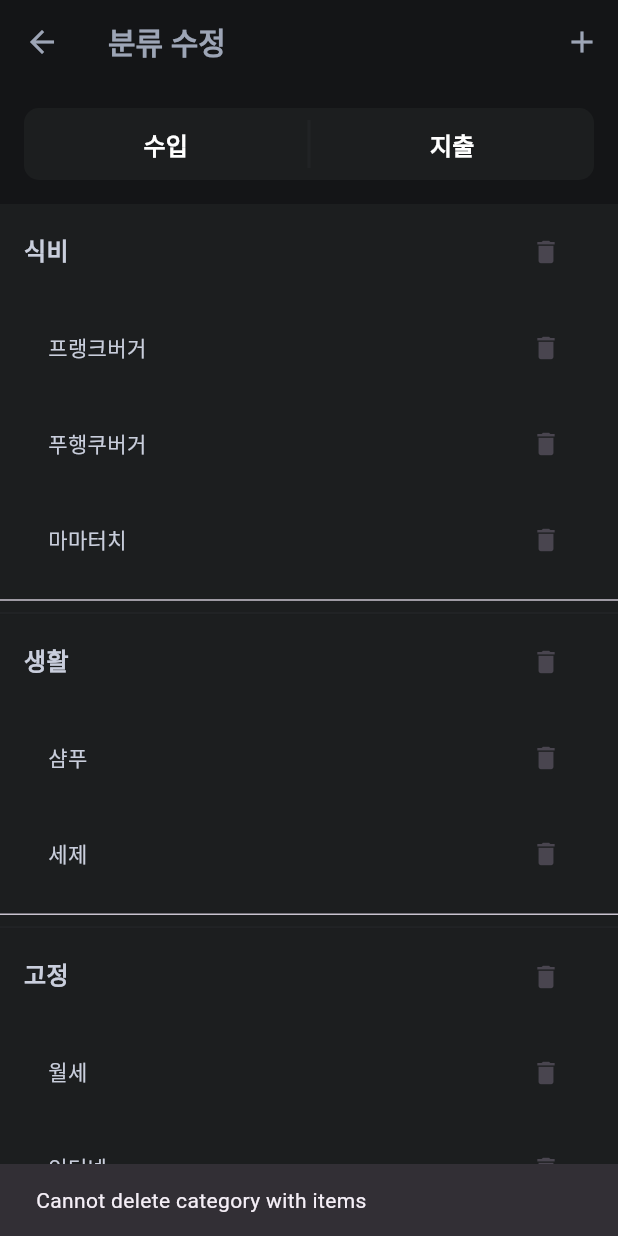
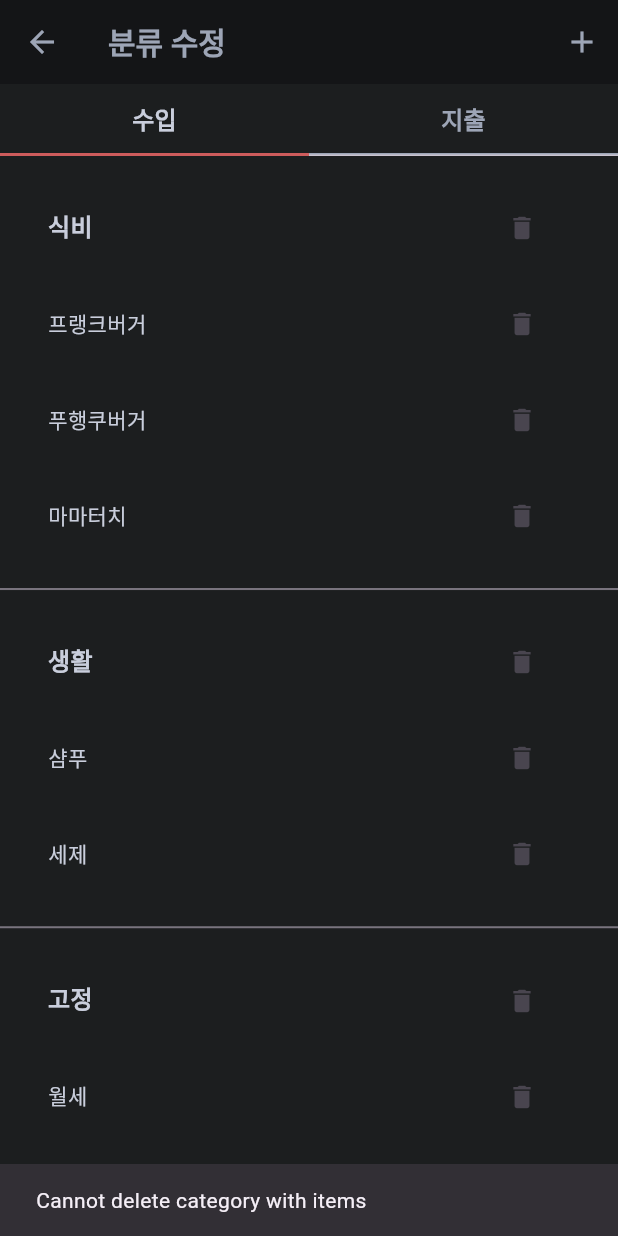
Before and after one commit to jhssong/profitnote, a Flutter app: the CategorySettingScreen screen opened directly, after a tap on the "delete" icon, on a phone screen of 412 x 824 dp. Run offline on Flutter 3.47's test engine with Material 3 defaults, Android fonts, the light colour scheme and no system bars; our stand-ins replace syncfusion_flutter_charts.

Commit message:
style: Change category setting screen ui

```diff
--- a/lib/screens/analysis/analysis_screen.dart
+++ b/lib/screens/analysis/analysis_screen.dart
@@ -137,7 +137,6 @@ class _AnalysisScreenState extends State<AnalysisScreen>
             builder: (context, typeIndex, child) {
               return Container(
                 color: ColorTheme.cardBackground,
-                // height: 42,
                 child: DecoratedBox(
                   decoration: BoxDecoration(
                     border: Border(
--- a/lib/screens/setting/category_setting_screen.dart
+++ b/lib/screens/setting/category_setting_screen.dart
@@ -1,8 +1,8 @@
 import 'package:flutter/material.dart';
+import 'package:flutter/widgets.dart';
 import 'package:profitnote/screens/setting/widgets/category_add_widget.dart';
 import 'package:profitnote/style/theme.dart';
 import 'package:profitnote/screens/setting/widgets/category_item_widget.dart';
-import 'package:profitnote/widgets/control_btn_group.dart';
 
 class CategorySettingScreen extends StatefulWidget {
   const CategorySettingScreen({super.key});
@@ -11,7 +11,8 @@ class CategorySettingScreen extends StatefulWidget {
   State<CategorySettingScreen> createState() => _CategorySettingScreenState();
 }
 
-class _CategorySettingScreenState extends State<CategorySettingScreen> {
+class _CategorySettingScreenState extends State<CategorySettingScreen>
+    with SingleTickerProviderStateMixin {
   final List<ExpenseCategory> expenseCategories = [
     ExpenseCategory(
       category: '식비',
@@ -71,6 +72,19 @@ class _CategorySettingScreenState extends State<CategorySettingScreen> {
     });
   }
 
+  final List<Widget> tabs = [
+    const Tab(text: "수입"),
+    const Tab(text: "지출"),
+  ];
+  late TabController _tabController;
+
+  @override
+  void initState() {
+    super.initState();
+
+    _tabController = TabController(length: 2, vsync: this);
+  }
+
   @override
   Widget build(BuildContext context) {
     return Scaffold(
@@ -91,106 +105,46 @@ class _CategorySettingScreenState extends State<CategorySettingScreen> {
       body: Column(
         crossAxisAlignment: CrossAxisAlignment.stretch,
         children: [
-          ControlBtnGroup(
-            titleList: const ["수입", "지출"],
-            callbackList: [() {}, () {}],
+          Container(
+            color: ColorTheme.cardBackground,
+            child: DecoratedBox(
+              decoration: BoxDecoration(
+                border: Border(
+                  bottom: BorderSide(color: ColorTheme.cardLabelText, width: 2),
+                ),
+              ),
+              child: TabBar(
+                tabs: tabs,
+                labelStyle: Theme.of(context).textTheme.titleMedium,
+                controller: _tabController,
+                indicator: UnderlineTabIndicator(
+                  borderSide: BorderSide(
+                    width: 2,
+                    color: ColorTheme.expenseColor,
+                  ),
+                ),
+                indicatorSize: TabBarIndicatorSize.tab,
+                labelColor: ColorTheme.cardText,
+                unselectedLabelColor: ColorTheme.cardLabelText,
+              ),
+            ),
           ),
           Expanded(
-            child: ReorderableListView(
-              onReorder: _reorderCategories,
+            child: TabBarView(
+              controller: _tabController,
               children: [
-                for (int categoryIndex = 0;
-                    categoryIndex < expenseCategories.length;
-                    categoryIndex += 1)
-                  Container(
-                    key: Key('category_$categoryIndex'),
-                    decoration: BoxDecoration(
-                      color: ColorTheme.cardBackground,
-                      border: Border(
-                        bottom:
-                            BorderSide(width: 1.5, color: ColorTheme.stroke),
-                      ),
-                    ),
-                    child: Column(
-                      children: [
-                        ListTile(
-                          title: Row(
-                            children: [
-                              Expanded(
-                                child: TextField(
-                                  controller: TextEditingController(
-                                      text: expenseCategories[categoryIndex]
-                                          .category),
-                                  style:
-                                      Theme.of(context).textTheme.titleMedium,
-                                  textAlign: TextAlign.left,
-                                  decoration: const InputDecoration(
-                                      border: InputBorder.none),
-                                ),
-                              ),
-                            ],
-                          ),
-                          trailing: IconButton(
-                            icon: const Icon(Icons.delete, size: 20),
-                            onPressed: () {
-                              if (expenseCategories[categoryIndex]
-                                  .items
-                                  .isEmpty) {
-                                _deleteCategory(categoryIndex);
-                              } else {
-                                ScaffoldMessenger.of(context).showSnackBar(
-                                  const SnackBar(
-                                    duration: Duration(milliseconds: 1000),
-                                    content: Text(
-                                        'Cannot delete category with items'),
-                                  ),
-                                );
-                              }
-                            },
-                          ),
-                        ),
-                        ReorderableListView(
-                          shrinkWrap: true,
-                          physics: const NeverScrollableScrollPhysics(),
-                          onReorder: (oldIndex, newIndex) =>
-                              _reorderItems(categoryIndex, oldIndex, newIndex),
-                          children: [
-                            for (int itemIndex = 0;
-                                itemIndex <
-                                    expenseCategories[categoryIndex]
-                                        .items
-                                        .length;
-                                itemIndex += 1)
-                              ListTile(
-                                key: Key('item_${categoryIndex}_$itemIndex'),
-                                title: Padding(
-                                  padding:
-                                      const EdgeInsets.fromLTRB(16, 0, 0, 0),
-                                  child: TextField(
-                                    controller: TextEditingController(
-                                        text: expenseCategories[categoryIndex]
-                                            .items[itemIndex]
-                                            .description),
-                                    style:
-                                        Theme.of(context).textTheme.bodyMedium,
-                                    textAlign: TextAlign.left,
-                                    decoration: const InputDecoration(
-                                        border: InputBorder.none),
-                                  ),
-                                ),
-                                trailing: IconButton(
-                                  icon: const Icon(Icons.delete, size: 20),
-                                  onPressed: () {
-                                    _deleteItem(categoryIndex, itemIndex);
-                                  },
-                                ),
-                              ),
-                          ],
-                        ),
-                        const Divider(),
-                      ],
-                    ),
-                  ),
+                CategoryListWidget(
+                  categories: expenseCategories,
+                  onReorderCategories: _reorderCategories,
+                  deleteCategory: _deleteCategory,
+                  deleteItem: _deleteItem,
+                ),
+                CategoryListWidget(
+                  categories: expenseCategories,
+                  onReorderCategories: _reorderCategories,
+                  deleteCategory: _deleteCategory,
+                  deleteItem: _deleteItem,
+                ),
               ],
             ),
           ),
@@ -206,3 +160,124 @@ class ExpenseCategory {
 
   ExpenseCategory({required this.category, required this.items});
 }
+
+class CategoryListWidget extends StatelessWidget {
+  final List<ExpenseCategory> categories;
+  final Function(int oldIndex, int newIndex) onReorderCategories;
+  final Function(int categoryIndex) deleteCategory;
+  final Function(int categoryIndex, int itemIndex) deleteItem;
+
+  const CategoryListWidget({
+    super.key,
+    required this.categories,
+    required this.onReorderCategories,
+    required this.deleteCategory,
+    required this.deleteItem,
+  });
+
+  @override
+  Widget build(BuildContext context) {
+    return Column(
+      children: [
+        Expanded(
+          child: ReorderableListView(
+            onReorder: onReorderCategories,
+            children: [
+              for (int categoryIndex = 0;
+                  categoryIndex < categories.length;
+                  categoryIndex++)
+                Container(
+                  padding: const EdgeInsets.all(16),
+                  key: Key('category_$categoryIndex'),
+                  decoration: BoxDecoration(
+                    color: ColorTheme.cardBackground,
+                    border: Border(
+                      bottom: BorderSide(
+                        width: 1.5,
+                        color: Theme.of(context).dividerColor,
+                      ),
+                    ),
+                  ),
+                  child: Column(
+                    children: [
+                      ListTile(
+                        title: Row(
+                          children: [
+                            Expanded(
+                              child: TextField(
+                                controller: TextEditingController(
+                                  text: categories[categoryIndex].category,
+                                ),
+                                style: Theme.of(context).textTheme.titleMedium,
+                                textAlign: TextAlign.left,
+                                decoration: const InputDecoration(
+                                  border: InputBorder.none,
+                                  contentPadding: EdgeInsets.zero,
+                                ),
+                              ),
+                            ),
+                          ],
+                        ),
+                        trailing: IconButton(
+                          icon: const Icon(Icons.delete, size: 20),
+                          onPressed: () {
+                            if (categories[categoryIndex].items.isEmpty) {
+                              deleteCategory(categoryIndex);
+                            } else {
+                              ScaffoldMessenger.of(context).showSnackBar(
+                                const SnackBar(
+                                  duration: Duration(milliseconds: 1000),
+                                  content:
+                                      Text('Cannot delete category with items'),
+                                ),
+                              );
+                            }
+                          },
+                        ),
+                      ),
+                      ReorderableListView(
+                        shrinkWrap: true,
+                        physics: const NeverScrollableScrollPhysics(),
+                        children: [
+                          for (int itemIndex = 0;
+                              itemIndex <
+                                  categories[categoryIndex].items.length;
+                              itemIndex++)
+                            ListTile(
+                              key: Key('item_${categoryIndex}_$itemIndex'),
+                              title: Padding(
+                                padding: const EdgeInsets.fromLTRB(0, 0, 0, 0),
+                                child: TextField(
+                                  controller: TextEditingController(
+                                    text: categories[categoryIndex]
+                                        .items[itemIndex]
+                                        .description,
+                                  ),
+                                  style: Theme.of(context).textTheme.bodyMedium,
+                                  textAlign: TextAlign.left,
+                                  decoration: const InputDecoration(
+                                    border: InputBorder.none,
+                                    contentPadding: EdgeInsets.zero,
+                                  ),
+                                ),
+                              ),
+                              trailing: IconButton(
+                                icon: const Icon(Icons.delete, size: 20),
+                                onPressed: () {
+                                  deleteItem(categoryIndex, itemIndex);
+                                },
+                              ),
+                            ),
+                        ],
+                        onReorder: (int oldIndex, int newIndex) {},
+                      ),
+                    ],
+                  ),
+                ),
+            ],
+          ),
+        ),
+      ],
+    );
+  }
+}
--- a/lib/screens/setting/widgets/category_add_widget.dart
+++ b/lib/screens/setting/widgets/category_add_widget.dart
@@ -4,8 +4,6 @@ import 'package:profitnote/widgets/input_widget.dart';
 
 class CategoryAddWidget extends StatefulWidget {
   const CategoryAddWidget({super.key});
-
-  // TODO Asset Model 완성 후, EditMode로 접근 시 inital value로 초기화하는 코드 추가
 
   @override
   State<CategoryAddWidget> createState() => _CategoryAddWidgetState();
```
